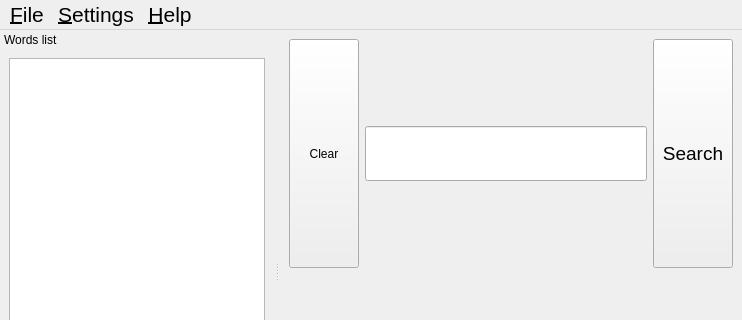
Qt form qstardict/mainwindow.ui (FBergeron/qstardict) before a commit; both pictures show x 0 to 742 and y 0 to 320 of the 742 by 511 pixel window.
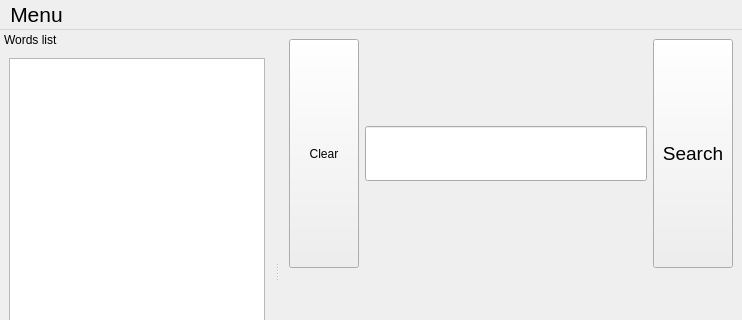
The same form after that commit. Icons and pictures are not drawn. Custom widgets are drawn as their Qt base class.

What changed in the file:
```diff
--- a/qstardict/mainwindow.ui
+++ b/qstardict/mainwindow.ui
@@ -144,30 +144,18 @@
      <pointsize>16</pointsize>
     </font>
    </property>
-   <widget class="QMenu" name="menu_File">
-    <property name="title">
-     <string>&amp;File</string>
+   <widget class="QMenu" name="menu">
+    <property name="acceptDrops">
+     <bool>true</bool>
     </property>
-    <addaction name="actionQuit"/>
-   </widget>
-   <widget class="QMenu" name="menuHelp">
     <property name="title">
-     <string>&amp;Help</string>
+     <string>Menu</string>
     </property>
     <addaction name="actionHelp"/>
     <addaction name="actionAbout"/>
     <addaction name="actionAboutQt"/>
    </widget>
-   <widget class="QMenu" name="menu_Options">
-    <property name="title">
-     <string>&amp;Settings</string>
-    </property>
-    <addaction name="actionScan"/>
-    <addaction name="actionSettings"/>
-   </widget>
-   <addaction name="menu_File"/>
-   <addaction name="menu_Options"/>
-   <addaction name="menuHelp"/>
+   <addaction name="menu"/>
   </widget>
   <widget class="QDockWidget" name="wordsListDock">
    <property name="features">
```
Left out of the diff: 3 changed lines with no effect on the pictures.
